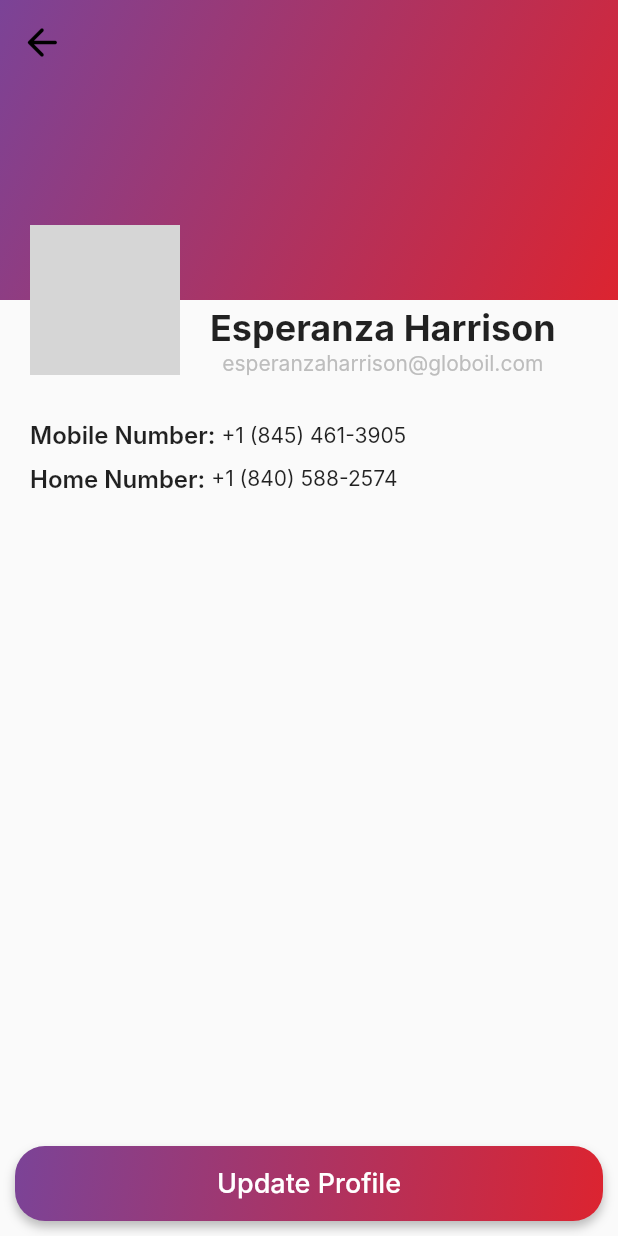
After one commit to VaineStudios/address_book_flutter, a Flutter app: the ProfileScreen screen opened directly, on a phone screen of 412 x 824 dp. The commit adds this screen. Run offline on Flutter 3.47's test engine with Material 2 defaults, Android fonts, the phone set to English and light mode, and no system bars; missing offline and left inert: dart:ffi; Roboto replaces fonts that are missing (Inter); grey boxes are pictures that could not be loaded.

Commit message:
created Profile page and updated addressLIsting

```diff
--- a/lib/src/features/address/screens/address_list.dart
+++ b/lib/src/features/address/screens/address_list.dart
@@ -1,5 +1,6 @@
 import 'package:address_book/src/features/address/models/address_model.dart';
 import 'package:address_book/src/features/address/screens/screens.dart';
+import 'package:address_book/src/features/user/screens/profile.dart';
 import 'package:address_book/src/utilities/palette.dart';
 import 'package:flutter/material.dart';
 
@@ -20,7 +21,12 @@ class _AddressListingState extends State<AddressListing> {
         elevation: 1,
         title: Text("Addresses", style: TextStyle(color: Palette.primary),),
         actions: [
-          IconButton(onPressed: (){}, icon: CircleAvatar(backgroundImage: AssetImage("assets/images/image_container.png"),)),
+          IconButton(onPressed: (){
+            Navigator.push(
+                context,
+                MaterialPageRoute(builder: (context)=> ProfileScreen())
+            );
+            }, icon: CircleAvatar(backgroundImage: AssetImage("assets/images/image_container.png"),)),
           SizedBox(width:20),
         ],
       ),
--- /dev/null
+++ b/lib/src/features/user/screens/profile.dart
@@ -0,0 +1,91 @@
+import 'package:address_book/src/features/user/models/models.dart';
+import 'package:address_book/src/shared/rounded_button.dart';
+import 'package:address_book/src/utilities/palette.dart';
+import 'package:flutter/material.dart';
+
+
+class ProfileScreen extends StatelessWidget {
+  const ProfileScreen({Key? key}) : super(key: key);
+
+  @override
+  Widget build(BuildContext context) {
+    return Scaffold(
+      extendBodyBehindAppBar: true,
+        appBar: AppBar(
+          elevation: 0,
+          backgroundColor: Colors.transparent,
+          leading: IconButton(onPressed: ()=> Navigator.pop(context), icon: Icon(Icons.arrow_back_rounded, size: 30, color: Colors.black),),
+        ),
+        body: Column(
+            children: [
+              Expanded(
+                  child:Column(
+                    children: [
+                      Stack(
+                        clipBehavior: Clip.none,
+                        children: [
+                          Container(
+                            constraints: const BoxConstraints(
+                                maxHeight: 200
+                            ),
+                            decoration: const BoxDecoration(
+                                gradient: LinearGradient(
+                                  colors: [
+                                    Palette.gradient1,
+                                    Palette.gradient2
+                                  ],
+                                  begin: Alignment.topLeft,
+                                  end: Alignment.bottomRight,
+                                )
+                            ),
+
+                          ),
+                          const Positioned(
+                              bottom: -50,
+                              left: 20,
+                              child: CircleAvatar(backgroundImage: AssetImage("assets/images/image_container.png"),minRadius: 50,)
+                          ),
+                          Positioned(
+                              bottom: -50,
+                              left: 140,
+                              child: Column(
+                                children: [
+                                  Text(User.sampleUser.first_name + " "+ User.sampleUser.last_name, style: TextStyle(fontWeight: FontWeight.bold, fontSize: 24),),
+                                  Text(User.sampleUser.email, style: TextStyle(color: Colors.grey[400]),)
+                                ],
+                              )
+                          )
+
+                        ],
+                      ),
+                      SizedBox(height: 80),
+                      Padding(
+                        padding: const EdgeInsets.symmetric(horizontal: 20.0),
+                        child: Row(
+                          children: [
+                            const Text("Mobile Number: ", style: TextStyle(fontSize: 16, fontWeight: FontWeight.w600)),
+                            Text(User.sampleUser.mobile_number)
+                          ],
+                        ),
+                      ),
+                      SizedBox(height:10),
+                      Padding(
+                        padding: const EdgeInsets.symmetric(horizontal: 20.0),
+                        child: Row(
+                          children: [
+                            const Text("Home Number: ", style: TextStyle(fontSize: 16, fontWeight: FontWeight.w600)),
+                            Text(User.sampleUser.home_number)
+                          ],
+                        ),
+                      ),
+                      SizedBox(height: 30),
+                    ],
+                  )
+              ),
+              RoundedButtonWidget(buttonText: "Update Profile", width: double.infinity, onpressed: ()=>Navigator.push(context, MaterialPageRoute(builder: (context)=> Container())))
+            ]
+        )
+
+    );
+  }
+}
```
